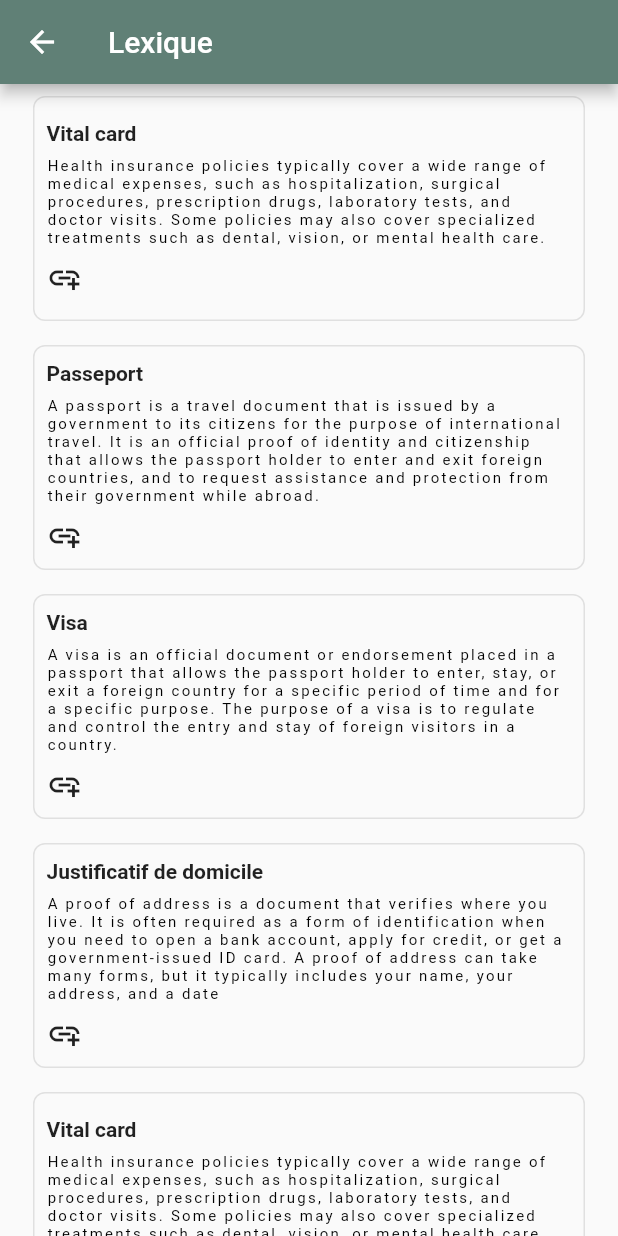
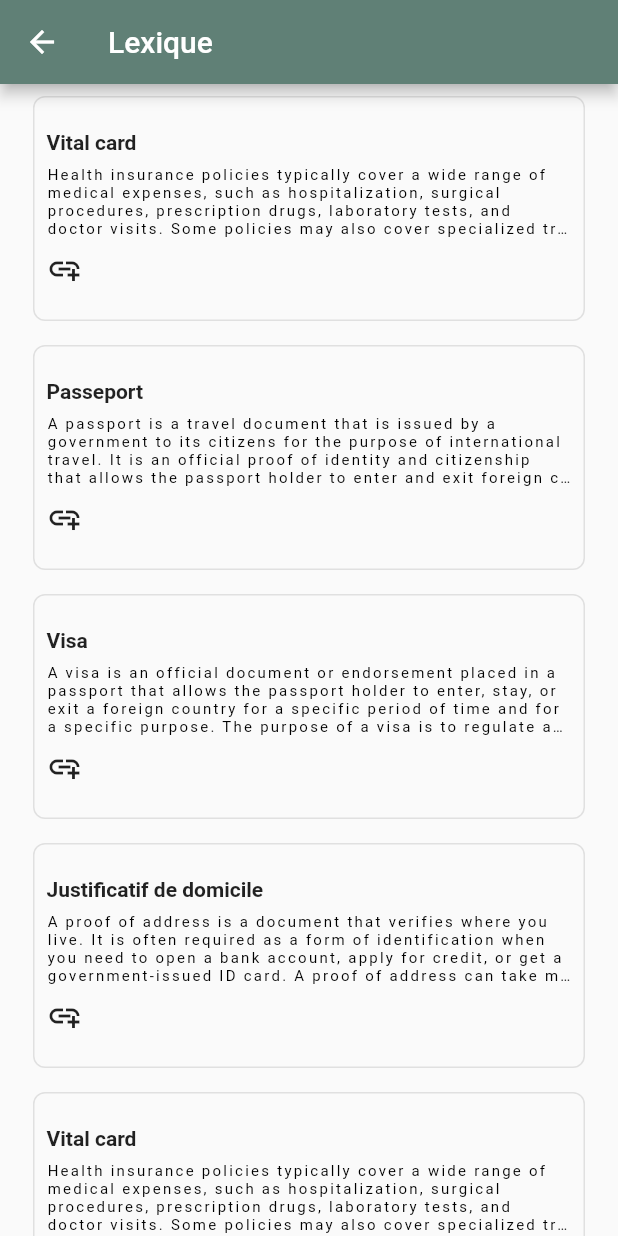
Before and after one commit to Paperwork-EIP/Front-mobile, a Flutter app: the HomePage screen opened directly, in the side drawer, after a tap on "Lexique", on a phone screen of 412 x 824 dp. Run offline on Flutter 3.47's test engine with Material 2 defaults, Android fonts, the phone set to English and light mode, and no system bars; our stand-ins replace bloc, equatable, flutter_bloc, flutter_dotenv, fluttertoast, formz and 2 more; missing offline and left inert: restart_app; accounts and stored records are empty; network calls fail.

Commit message:
[FIX] overflow in Lexique

```diff
--- a/my_app/workspace/lib/home/view/Header.dart
+++ b/my_app/workspace/lib/home/view/Header.dart
@@ -192,7 +192,7 @@
             },
           ),
           ListTile(
-            leading: const Icon(Icons.book),
+            leading: const Icon(Icons.menu_book),
             title: const Text('Lexique'),
             onTap: () {
                Navigator.push(
--- a/my_app/workspace/lib/lexique.dart
+++ b/my_app/workspace/lib/lexique.dart
@@ -40,7 +40,9 @@
                         ),
                         const SizedBox(height: 8),
                         Text(item.author,
-                            style: Theme.of(context).textTheme.labelSmall),
+                            style: Theme.of(context).textTheme.labelSmall,
+                            maxLines: 4,
+                            overflow: TextOverflow.ellipsis,),
                         const SizedBox(height: 8),
                         Row(
                           mainAxisSize: MainAxisSize.min,
```
